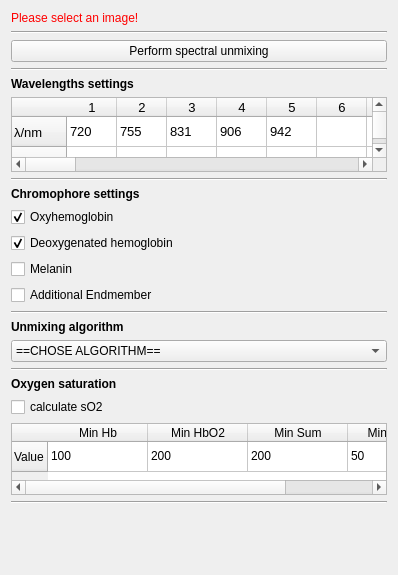
Before: the Qt Designer form Plugins/org.mitk.gui.qt.photoacoustics.spectralunmixing/src/internal/SpectralUnmixingControls.ui in MITK/MITK, drawn with Qt 5.
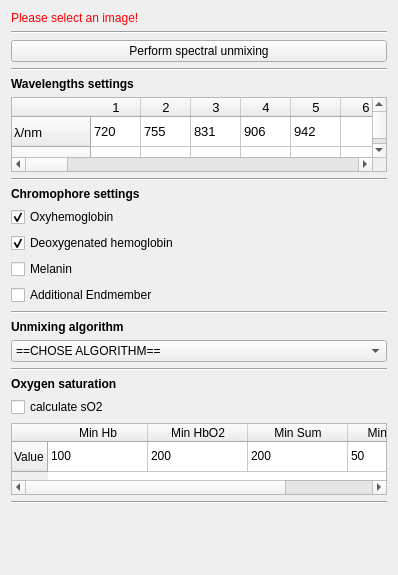
After: the same form once the commit is applied. Icons and pictures are not drawn.

Commit message: SO2 filter can deal with NAN now.

```diff
--- a/Plugins/org.mitk.gui.qt.photoacoustics.spectralunmixing/src/internal/SpectralUnmixingControls.ui
+++ b/Plugins/org.mitk.gui.qt.photoacoustics.spectralunmixing/src/internal/SpectralUnmixingControls.ui
@@ -111,7 +111,7 @@
      </row>
      <row>
       <property name="text">
-       <string>Weights</string>
+       <string>Weights [%]</string>
       </property>
      </row>
      <column>
```
The commit also changes 2 other files.
